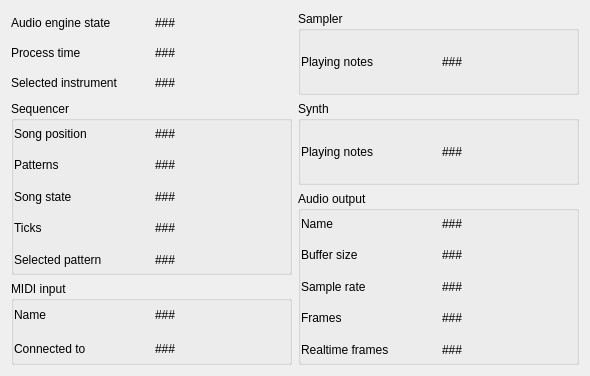
hydrogen-music/hydrogen, file src/gui/src/AudioEngineInfoForm_UI.ui: the form before one commit.
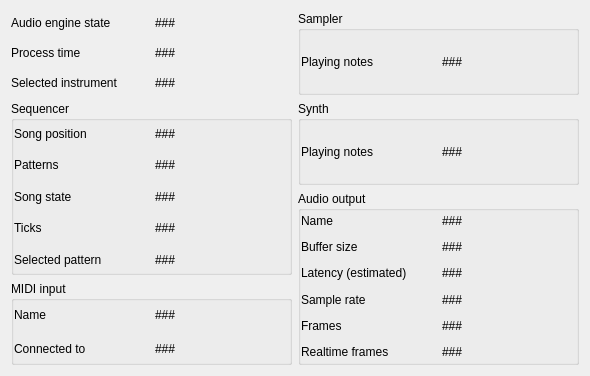
The form after the commit.

Commit message: Display latency estimate in AudioEngineInfo

```diff
--- a/src/gui/src/AudioEngineInfoForm_UI.ui
+++ b/src/gui/src/AudioEngineInfoForm_UI.ui
@@ -331,42 +331,7 @@
         <property name="spacing">
          <number>6</number>
         </property>
-        <item row="2" column="1">
-         <widget class="QLabel" name="sampleRateLbl">
-          <property name="text">
-           <string>###</string>
-          </property>
-         </widget>
-        </item>
-        <item row="4" column="0">
-         <widget class="QLabel" name="textLabel1_3_3">
-          <property name="text">
-           <string>Realtime frames</string>
-          </property>
-         </widget>
-        </item>
-        <item row="1" column="0">
-         <widget class="QLabel" name="textLabel1_2">
-          <property name="text">
-           <string>Buffer size</string>
-          </property>
-         </widget>
-        </item>
-        <item row="1" column="1">
-         <widget class="QLabel" name="bufferSizeLbl">
-          <property name="text">
-           <string>###</string>
-          </property>
-         </widget>
-        </item>
         <item row="4" column="1">
-         <widget class="QLabel" name="nRealtimeFramesLbl">
-          <property name="text">
-           <string>###</string>
-          </property>
-         </widget>
-        </item>
-        <item row="3" column="1">
          <widget class="QLabel" name="nFramesLbl">
           <property name="minimumSize">
            <size>
@@ -379,13 +344,27 @@
           </property>
          </widget>
         </item>
-        <item row="2" column="0">
+        <item row="3" column="1">
+         <widget class="QLabel" name="sampleRateLbl">
+          <property name="text">
+           <string>###</string>
+          </property>
+         </widget>
+        </item>
+        <item row="3" column="0">
          <widget class="QLabel" name="textLabel1_4">
           <property name="text">
            <string>Sample rate</string>
           </property>
          </widget>
         </item>
+        <item row="5" column="0">
+         <widget class="QLabel" name="textLabel1_3_3">
+          <property name="text">
+           <string>Realtime frames</string>
+          </property>
+         </widget>
+        </item>
         <item row="0" column="0">
          <widget class="QLabel" name="textLabel1">
           <property name="text">
@@ -393,6 +372,13 @@
           </property>
          </widget>
         </item>
+        <item row="1" column="0">
+         <widget class="QLabel" name="textLabel1_2">
+          <property name="text">
+           <string>Buffer size</string>
+          </property>
+         </widget>
+        </item>
         <item row="0" column="1">
          <widget class="QLabel" name="driverLbl">
           <property name="text">
@@ -400,13 +386,41 @@
           </property>
          </widget>
         </item>
-        <item row="3" column="0">
+        <item row="1" column="1">
+         <widget class="QLabel" name="bufferSizeLbl">
+          <property name="text">
+           <string>###</string>
+          </property>
+         </widget>
+        </item>
+        <item row="4" column="0">
          <widget class="QLabel" name="textLabel1_3_2">
           <property name="text">
            <string>Frames</string>
           </property>
          </widget>
         </item>
+        <item row="5" column="1">
+         <widget class="QLabel" name="nRealtimeFramesLbl">
+          <property name="text">
+           <string>###</string>
+          </property>
+         </widget>
+        </item>
+        <item row="2" column="0">
+         <widget class="QLabel" name="label">
+          <property name="text">
+           <string>Latency (estimated)</string>
+          </property>
+         </widget>
+        </item>
+        <item row="2" column="1">
+         <widget class="QLabel" name="latencyLbl">
+          <property name="text">
+           <string>###</string>
+          </property>
+         </widget>
+        </item>
        </layout>
       </item>
      </layout>
```
The commit also changes 1 other file.
